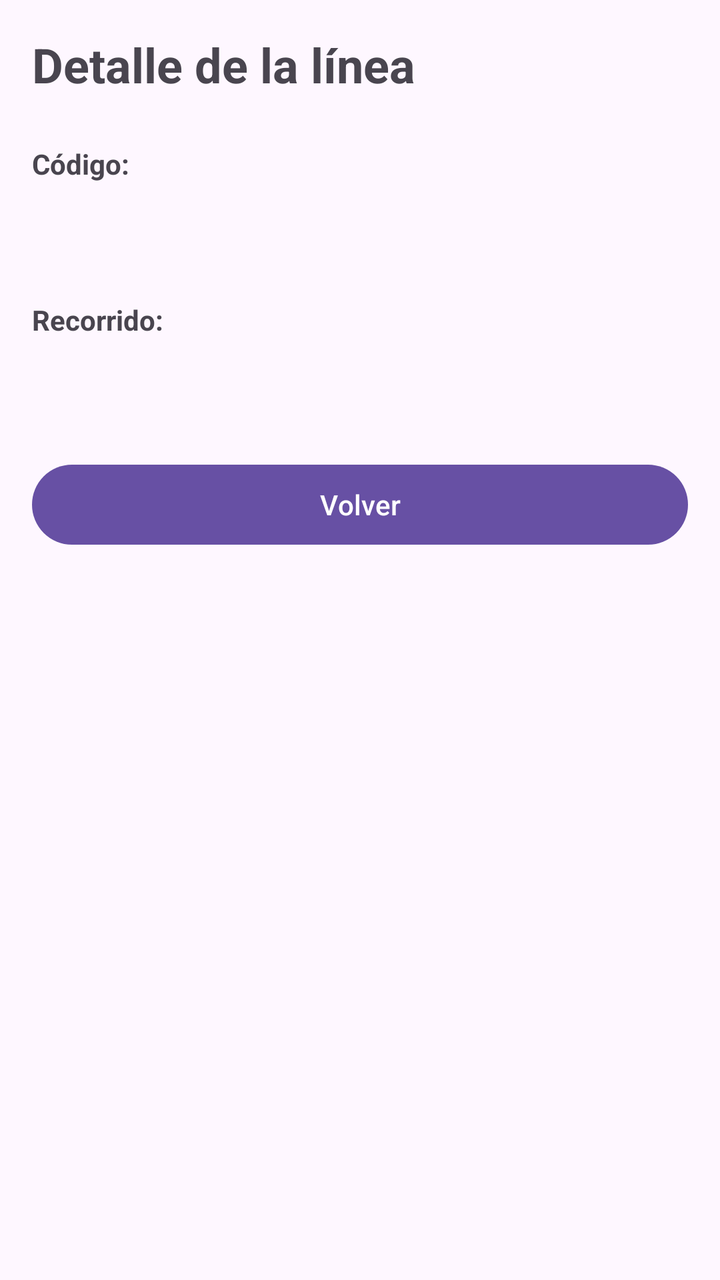
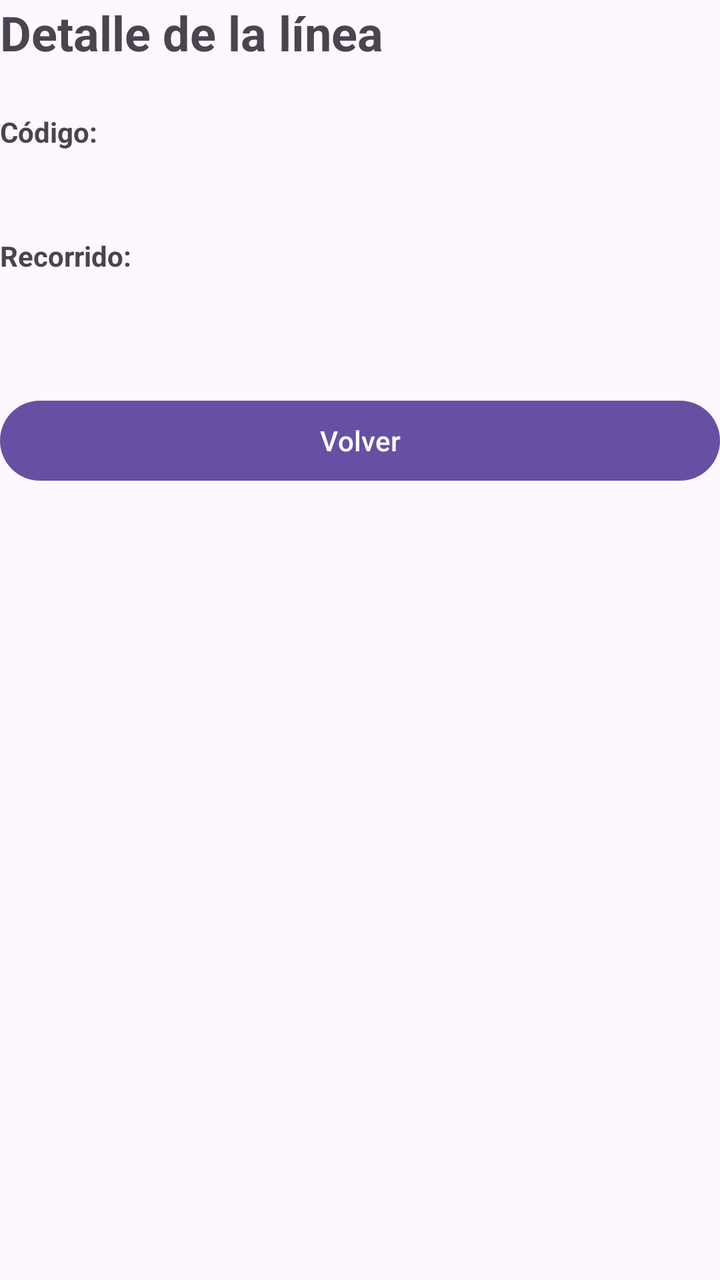

Two renders of the same Android screen: before a commit and after it. Below are the layout's source before the change and the commit's diff.
<!-- AndroidManifest.xml: application theme Theme.ACT2_UD1 -->
<!-- res/layout/activity_detalle.xml -->
<?xml version="1.0" encoding="utf-8"?>
<LinearLayout xmlns:android="http://schemas.android.com/apk/res/android"
    android:id="@+id/main"
    android:layout_width="match_parent"
    android:layout_height="match_parent"
    android:orientation="vertical"
    android:padding="16dp"
    android:fitsSystemWindows="true">

    
    <TextView
        android:layout_width="wrap_content"
        android:layout_height="wrap_content"
        android:text="@string/titulo_detalle"
        android:textSize="24sp"
        android:textStyle="bold"
        android:layout_marginBottom="24dp"/>

    
    <TextView
        android:layout_width="wrap_content"
        android:layout_height="wrap_content"
        android:text="@string/etiqueta_codigo"
        android:textStyle="bold"/>

    <TextView
        android:id="@+id/tvCodigo"
        android:layout_width="wrap_content"
        android:layout_height="wrap_content"
        android:textSize="20sp"
        android:layout_margin="16dp"
        android:layout_marginBottom="16dp"/>


    
    <TextView
        android:layout_width="wrap_content"
        android:layout_height="wrap_content"
        android:text="@string/etiqueta_recorrido"
        android:textStyle="bold"/>

    <TextView
        android:id="@+id/tvRecorrido"
        android:layout_width="wrap_content"
        android:layout_height="wrap_content"
        android:textSize="20sp"
        android:layout_marginBottom="32dp"/>

    
    <Button
        android:id="@+id/btnVolver"
        android:layout_width="match_parent"
        android:layout_height="wrap_content"
        android:text="@string/btn_volver"/>

</LinearLayout>
<!-- resources referenced by this layout -->
<resources>
  <string name="btn_volver">Volver</string>
  <string name="etiqueta_codigo">Código:</string>
  <string name="etiqueta_recorrido">Recorrido:</string>
  <string name="titulo_detalle">Detalle de la línea</string>
  <style name="Theme.ACT2_UD1" parent="Base.Theme.ACT2_UD1" />
  <style name="Base.Theme.ACT2_UD1" parent="Theme.Material3.DayNight.NoActionBar">
          
          
      </style>
</resources>

<!-- the commit's change to res/layout/activity_detalle.xml (unified diff, before → after) -->
@@ -4,7 +4,7 @@
     android:layout_width="match_parent"
     android:layout_height="match_parent"
     android:orientation="vertical"
-    android:padding="16dp"
+    android:layout_margin="16dp"
     android:fitsSystemWindows="true">
 
     
@@ -23,14 +23,13 @@
         android:text="@string/etiqueta_codigo"
         android:textStyle="bold"/>
 
+    
     <TextView
         android:id="@+id/tvCodigo"
         android:layout_width="wrap_content"
         android:layout_height="wrap_content"
         android:textSize="20sp"
-        android:layout_margin="16dp"
         android:layout_marginBottom="16dp"/>
-
 
     
     <TextView
